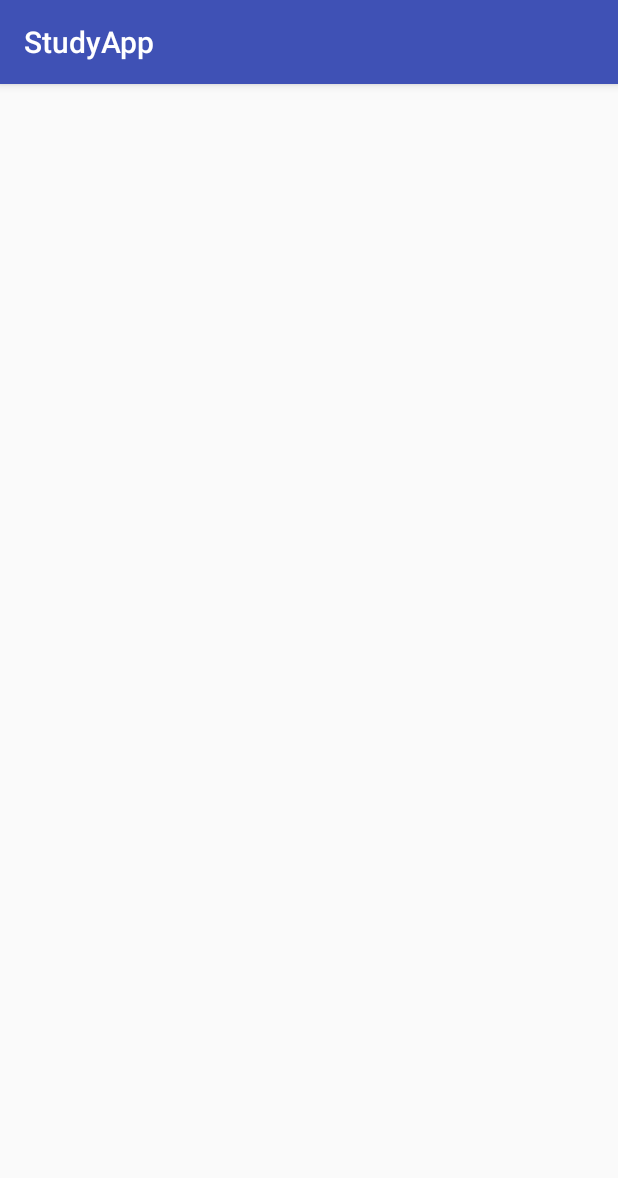
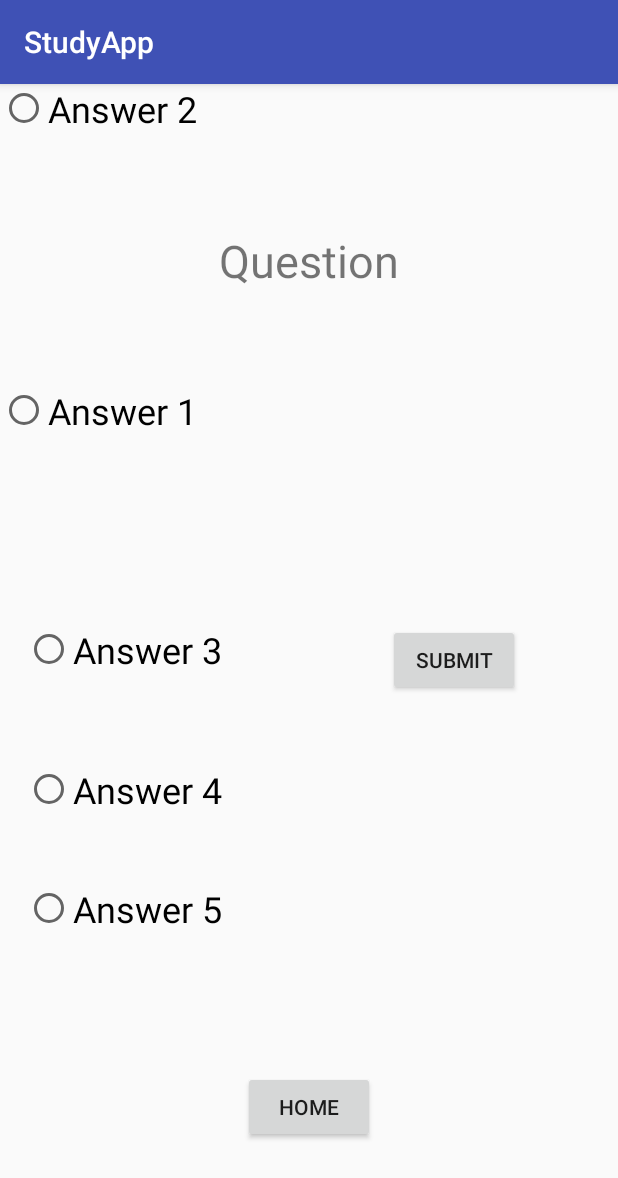
Before and after one commit to georgewpurnell/Study-App, an Android app: the Quiz screen opened directly, with no data from a screen before it, on a phone screen of 412 x 824 dp. Shown: the top 1178 px of the screen. Run offline under Robolectric (Android 15) with nearby library versions, the phone set to English and light mode, and no system bars.

Commit message:
Added Radio Button

```diff
--- a/app/src/main/java/com/georgewpurnell/studyapp/MainActivity.java
+++ b/app/src/main/java/com/georgewpurnell/studyapp/MainActivity.java
@@ -22,6 +22,7 @@ public class MainActivity extends AppCompatActivity {
         setContentView(R.layout.activity_main);
         final Button newQuestionButton = (Button) findViewById(R.id.newQuestionBtn);
         final Button flashCardsButton = (Button) findViewById(R.id.flashCardBtn);
+        final Button quizButton = (Button) findViewById(R.id.quizBtn);
 
         newQuestionButton.setOnClickListener(new View.OnClickListener() {
             @Override
@@ -38,6 +39,15 @@ public class MainActivity extends AppCompatActivity {
                 finish();
             }
         });
+
+        quizButton.setOnClickListener(new View.OnClickListener() {
+            @Override
+            public void onClick(View v) {
+                startActivity(Quiz.createIntent(MainActivity.this));
+                finish();
+            }
+        });
+
         studyTimeT = (TextView) findViewById(R.id.studyTime);
         newFlash = (Button) findViewById(R.id.flashCardBtn);
         newQuiz = (Button) findViewById(R.id.quizBtn);
--- a/app/src/main/java/com/georgewpurnell/studyapp/Quiz.java
+++ b/app/src/main/java/com/georgewpurnell/studyapp/Quiz.java
@@ -1,7 +1,13 @@
 package com.georgewpurnell.studyapp;
 
+import android.content.Context;
+import android.content.Intent;
+import android.os.Bundle;
 import android.support.v7.app.AppCompatActivity;
-import android.os.Bundle;
+import android.view.View;
+import android.widget.Button;
+import android.widget.RadioButton;
+import android.widget.TextView;
 
 public class Quiz extends AppCompatActivity {
 
@@ -9,5 +15,32 @@ public class Quiz extends AppCompatActivity {
     protected void onCreate(Bundle savedInstanceState) {
         super.onCreate(savedInstanceState);
         setContentView(R.layout.activity_quiz);
+
+        Button home = (Button) findViewById(R.id.homeQuiz);
+        Button submit = (Button) findViewById(R.id.submitQuiz);
+        TextView questionText = (TextView)findViewById(R.id.questionQuiz);
+        RadioButton answer1 = (RadioButton) findViewById(R.id.answerQuiz1);
+        RadioButton answer2 = (RadioButton) findViewById(R.id.answerQuiz2);
+        RadioButton answer3 = (RadioButton) findViewById(R.id.answerQuiz3);
+        RadioButton answer4 = (RadioButton) findViewById(R.id.answerQuiz4);
+        RadioButton answer5 = (RadioButton) findViewById(R.id.answerQuiz5);
+
+
+        home.setOnClickListener(new View.OnClickListener() {
+            @Override
+            public void onClick(View v) {
+                startActivity(MainActivity.createIntent(Quiz.this));
+                finish();
+            }
+        });
+
+
+    }
+
+    public static Intent createIntent(Context context) {
+        Intent intent = new Intent(context, Quiz.class);
+
+        //intent.putExtra("uid", uid);
+        return intent;
     }
 }
--- a/app/src/main/res/layout/activity_quiz.xml
+++ b/app/src/main/res/layout/activity_quiz.xml
@@ -6,4 +6,128 @@
     android:layout_height="match_parent"
     tools:context="com.georgewpurnell.studyapp.Quiz">
 
+    <TextView
+        android:id="@+id/questionQuiz"
+        android:layout_width="wrap_content"
+        android:layout_height="wrap_content"
+        android:layout_marginBottom="8dp"
+        android:layout_marginLeft="8dp"
+        android:layout_marginRight="8dp"
+        android:layout_marginTop="8dp"
+        android:text="Question"
+        android:textSize="30sp"
+        app:layout_constraintBottom_toBottomOf="parent"
+        app:layout_constraintLeft_toLeftOf="parent"
+        app:layout_constraintRight_toRightOf="parent"
+        app:layout_constraintTop_toTopOf="parent"
+        app:layout_constraintVertical_bias="0.126" />
+
+    <RadioButton
+        android:id="@+id/answerQuiz1"
+        android:layout_width="wrap_content"
+        android:layout_height="wrap_content"
+        android:text="Answer 1"
+        android:textSize="24sp"
+        tools:layout_editor_absoluteX="16dp"
+        app:layout_constraintTop_toTopOf="parent"
+        android:layout_marginTop="8dp"
+        app:layout_constraintBottom_toBottomOf="parent"
+        android:layout_marginBottom="8dp"
+        app:layout_constraintVertical_bias="0.269" />
+
+    <RadioButton
+        android:id="@+id/answerQuiz2"
+        android:layout_width="wrap_content"
+        android:layout_height="wrap_content"
+        android:text="Answer 2"
+        android:textSize="24sp"
+        tools:layout_editor_absoluteY="190dp"
+        tools:layout_editor_absoluteX="16dp" />
+
+    <RadioButton
+        android:id="@+id/answerQuiz3"
+        android:layout_width="wrap_content"
+        android:layout_height="wrap_content"
+        android:text="Answer 3"
+        android:textSize="24sp"
+        android:layout_marginRight="8dp"
+        app:layout_constraintRight_toRightOf="parent"
+        android:layout_marginLeft="8dp"
+        app:layout_constraintLeft_toLeftOf="parent"
+        app:layout_constraintTop_toTopOf="parent"
+        android:layout_marginTop="8dp"
+        app:layout_constraintBottom_toBottomOf="parent"
+        android:layout_marginBottom="8dp"
+        app:layout_constraintHorizontal_bias="0.033"
+        app:layout_constraintVertical_bias="0.49" />
+
+    <RadioButton
+        android:id="@+id/answerQuiz4"
+        android:layout_width="wrap_content"
+        android:layout_height="wrap_content"
+        android:text="Answer 4"
+        android:textSize="24sp"
+        android:layout_marginRight="7dp"
+        app:layout_constraintRight_toRightOf="parent"
+        app:layout_constraintTop_toTopOf="parent"
+        android:layout_marginTop="8dp"
+        app:layout_constraintBottom_toBottomOf="parent"
+        android:layout_marginBottom="8dp"
+        android:layout_marginLeft="8dp"
+        app:layout_constraintLeft_toLeftOf="parent"
+        app:layout_constraintHorizontal_bias="0.033"
+        app:layout_constraintVertical_bias="0.62" />
+
+    <RadioButton
+        android:id="@+id/answerQuiz5"
+        android:layout_width="wrap_content"
+        android:layout_height="wrap_content"
+        android:text="Answer 5"
+        android:textSize="24sp"
+        android:layout_marginRight="8dp"
+        app:layout_constraintRight_toRightOf="parent"
+        app:layout_constraintTop_toTopOf="parent"
+        android:layout_marginTop="8dp"
+        app:layout_constraintBottom_toBottomOf="parent"
+        android:layout_marginBottom="8dp"
+        android:layout_marginLeft="8dp"
+        app:layout_constraintLeft_toLeftOf="parent"
+        app:layout_constraintHorizontal_bias="0.033"
+        app:layout_constraintVertical_bias="0.73" />
+
+    <Button
+        android:id="@+id/homeQuiz"
+        android:layout_width="wrap_content"
+        android:layout_height="wrap_content"
+        android:text="Home"
+        android:layout_marginRight="8dp"
+        app:layout_constraintRight_toRightOf="parent"
+        android:layout_marginLeft="8dp"
+        app:layout_constraintLeft_toLeftOf="parent"
+        app:layout_constraintTop_toTopOf="parent"
+        android:layout_marginTop="8dp"
+        app:layout_constraintBottom_toBottomOf="parent"
+        android:layout_marginBottom="8dp"
+        app:layout_constraintVertical_bias="0.923" />
+
+    <Button
+        android:id="@+id/submitQuiz"
+        android:layout_width="wrap_content"
+        android:layout_height="wrap_content"
+        android:text="Submit"
+        android:layout_marginRight="8dp"
+        app:layout_constraintRight_toRightOf="parent"
+        android:layout_marginLeft="8dp"
+        app:layout_constraintLeft_toLeftOf="parent"
+        app:layout_constraintHorizontal_bias="0.814"
+        app:layout_constraintTop_toTopOf="parent"
+        android:layout_marginTop="8dp"
+        app:layout_constraintBottom_toBottomOf="parent"
+        android:layout_marginBottom="8dp" />
+
+    <RadioGroup
+        android:layout_width="wrap_content"
+        android:layout_height="wrap_content" />
+
+
 </android.support.constraint.ConstraintLayout>
```
